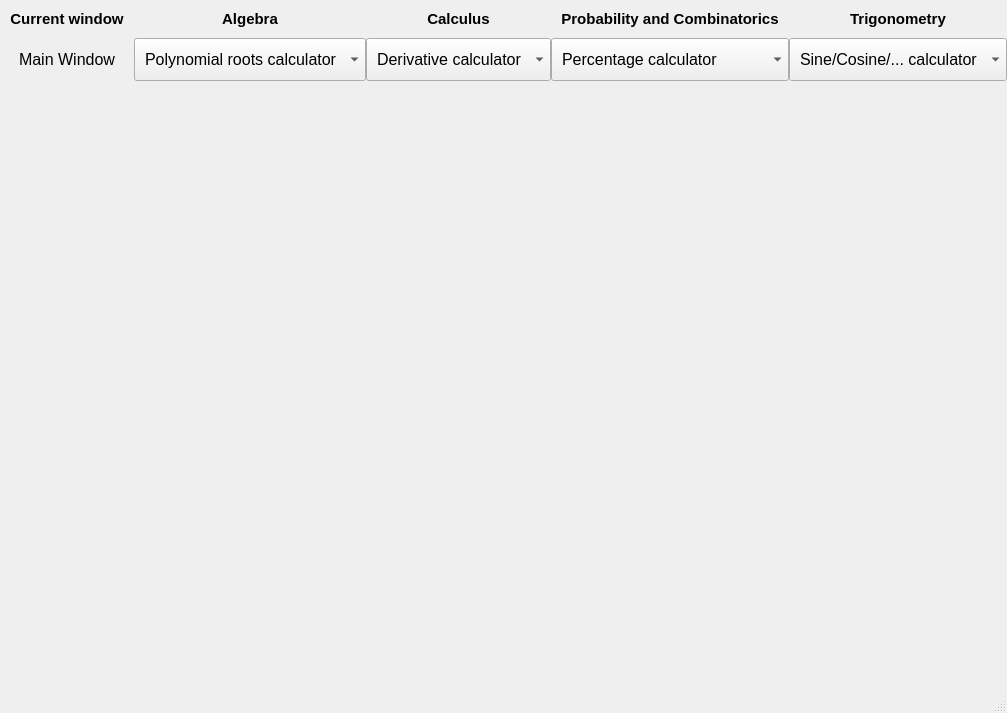
Before: the Qt Designer form MathApp.ui in dospix/math-GUI-app, drawn with Qt 5.
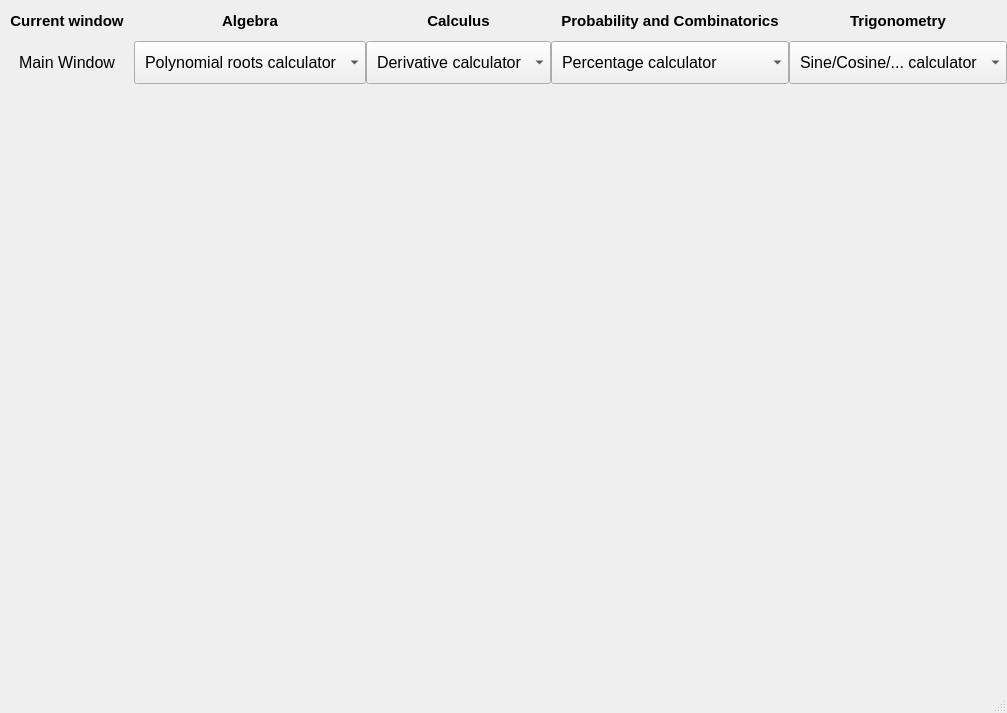
After: the same form once the commit is applied.

Commit message: make nameOfCurrWindowLabel expand on window resize, to maintain symmetry

The edit to the form file:
```diff
--- a/MathApp.ui
+++ b/MathApp.ui
@@ -43,7 +43,7 @@
      <number>0</number>
     </property>
     <item row="0" column="0">
-     <layout class="QGridLayout" name="gridLayout" rowstretch="2,2,5,5,5,5,5,5,5,5,5,5,5" columnstretch="0,0,0,0,0">
+     <layout class="QGridLayout" name="gridLayout" rowstretch="3,3,4,4,4,4,4,4,4,4,4,4,4" columnstretch="0,0,0,0,0">
       <property name="sizeConstraint">
        <enum>QLayout::SetDefaultConstraint</enum>
       </property>
@@ -394,7 +394,7 @@
       <item row="1" column="0">
        <widget class="QLabel" name="nameOfCurrWindowLabel">
         <property name="sizePolicy">
-         <sizepolicy hsizetype="Minimum" vsizetype="Minimum">
+         <sizepolicy hsizetype="Expanding" vsizetype="Expanding">
           <horstretch>0</horstretch>
           <verstretch>0</verstretch>
          </sizepolicy>
```
